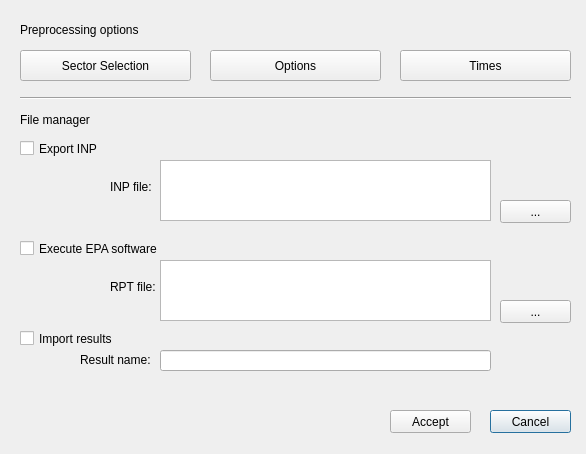
The window that ui/ud_file_manager.ui (Giswater/giswater_qgis_plugin) describes before a commit, drawn with Qt 5.
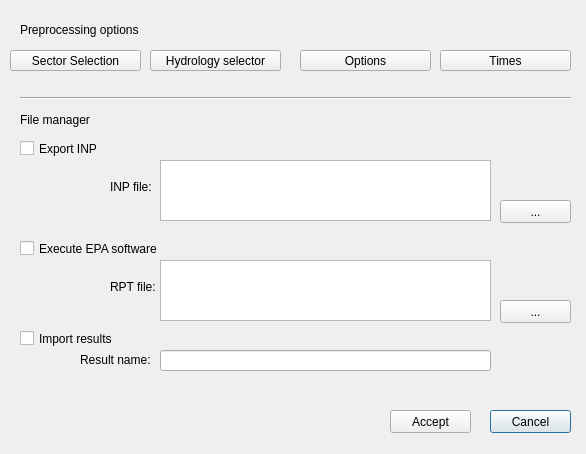
The same window after the commit.

Diff of the .ui file:
```diff
--- a/ui/ud_file_manager.ui
+++ b/ui/ud_file_manager.ui
@@ -29,10 +29,10 @@
   <widget class="QPushButton" name="btn_sector_selection">
    <property name="geometry">
     <rect>
-     <x>20</x>
+     <x>10</x>
      <y>50</y>
-     <width>171</width>
-     <height>31</height>
+     <width>131</width>
+     <height>21</height>
     </rect>
    </property>
    <property name="text">
@@ -42,10 +42,10 @@
   <widget class="QPushButton" name="btn_times">
    <property name="geometry">
     <rect>
-     <x>400</x>
+     <x>440</x>
      <y>50</y>
-     <width>171</width>
-     <height>31</height>
+     <width>131</width>
+     <height>21</height>
     </rect>
    </property>
    <property name="text">
@@ -55,10 +55,10 @@
   <widget class="QPushButton" name="btn_options">
    <property name="geometry">
     <rect>
-     <x>210</x>
+     <x>300</x>
      <y>50</y>
-     <width>171</width>
-     <height>31</height>
+     <width>131</width>
+     <height>21</height>
     </rect>
    </property>
    <property name="text">
@@ -254,6 +254,19 @@
     <string>Accept</string>
    </property>
   </widget>
+  <widget class="QPushButton" name="btn_sector_selection_2">
+   <property name="geometry">
+    <rect>
+     <x>150</x>
+     <y>50</y>
+     <width>131</width>
+     <height>21</height>
+    </rect>
+   </property>
+   <property name="text">
+    <string>Hydrology selector</string>
+   </property>
+  </widget>
  </widget>
  <resources/>
  <connections/>
```
